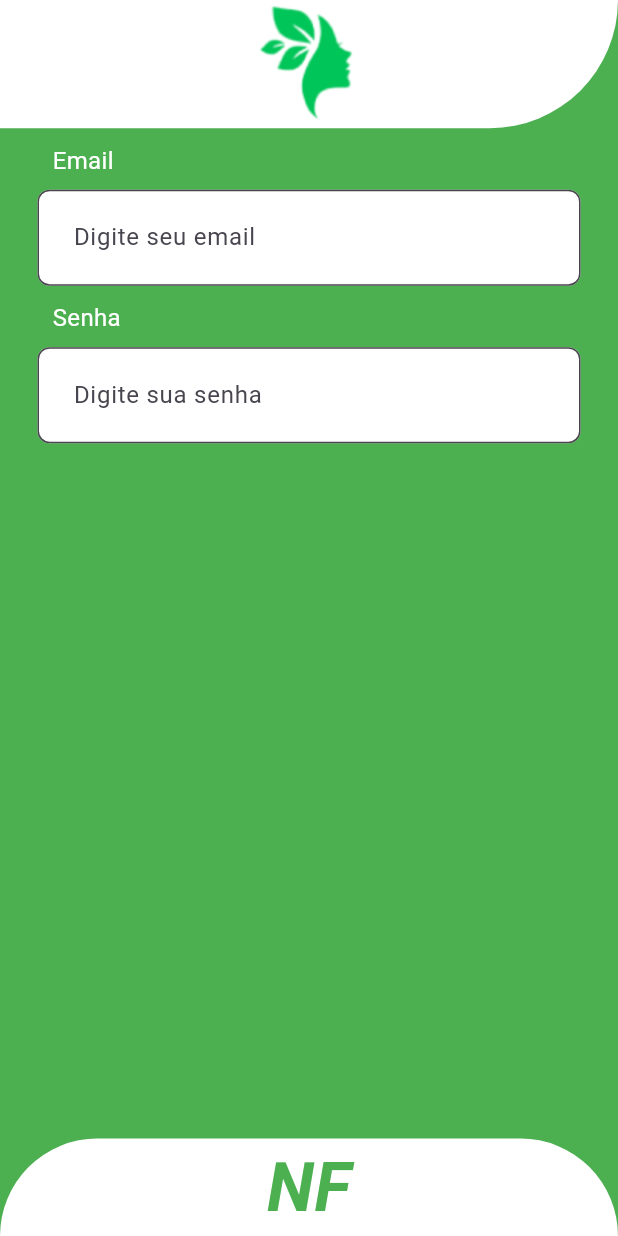
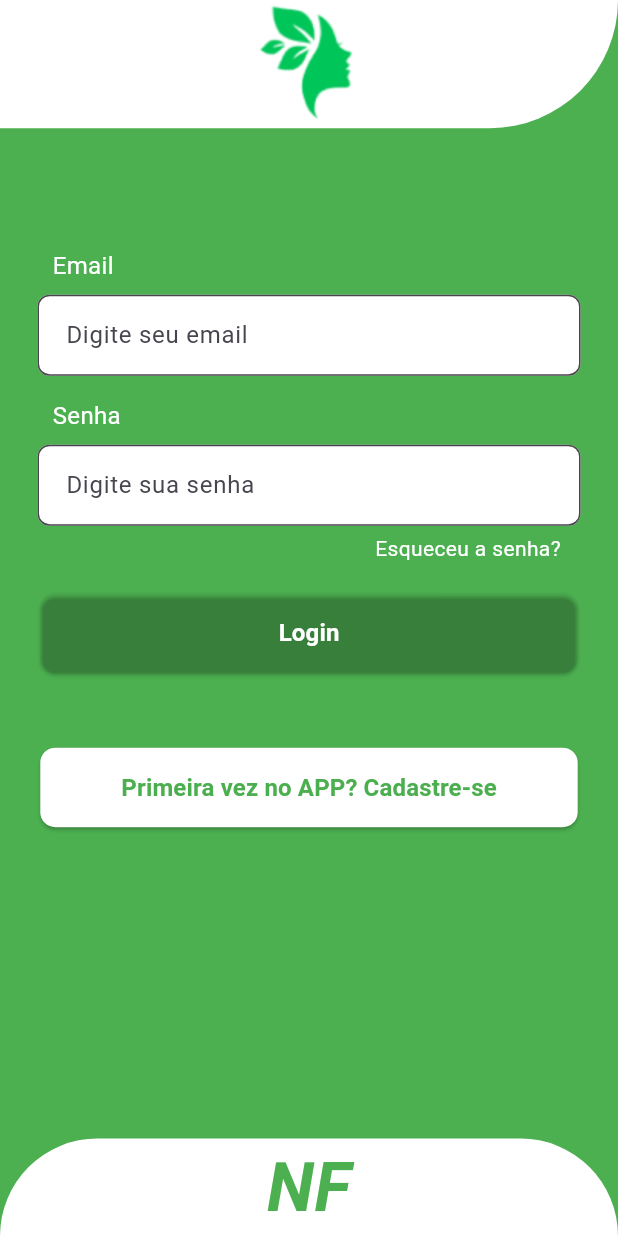
Before and after one commit to DaviOliverFront/Nutrifast, a Flutter app: the screen it shows after launch, on a phone screen of 412 x 824 dp. Run offline on Flutter 3.47's test engine with Material 3 defaults, Android fonts, the phone set to English and light mode, and no system bars.

Commit message:
tela de login

```diff
--- a/lib/pages/login_page.dart
+++ b/lib/pages/login_page.dart
@@ -1,4 +1,5 @@
 import 'package:flutter/material.dart';
+import 'package:nutrifast/widgets/botao.dart';
 import 'package:nutrifast/widgets/campo_texto.dart';
 
 class LoginPage extends StatelessWidget {
@@ -28,12 +29,36 @@ class LoginPage extends StatelessWidget {
                     ),
                   ),
                 ),
+                const SizedBox(height: 70),
                 const CampoDeTexto(
                     nomeCampoDeTexto: 'Email',
                     nomeEspacoReservado: 'Digite seu email'),
+                const SizedBox(height: 5),
                 const CampoDeTexto(
                     nomeCampoDeTexto: 'Senha',
                     nomeEspacoReservado: 'Digite sua senha'),
+                const SizedBox(height: 5),
+                const Row(
+                  children: [
+                    SizedBox(width: 250),
+                    Text(
+                      "Esqueceu a senha?",
+                      style: TextStyle(color: Colors.white),
+                    ),
+                  ],
+                ),
+                const SizedBox(height: 20),
+                const Botao(
+                  nomeDoBotao: "Login",
+                  cor: Colors.transparent,
+                  corDaFonte: Colors.white,
+                ),
+                const SizedBox(height: 50),
+                const Botao(
+                  nomeDoBotao: "Primeira vez no APP? Cadastre-se",
+                  cor: Colors.white,
+                  corDaFonte: Color.fromRGBO(76, 175, 79, 1),
+                )
               ],
             ),
             Container(
--- /dev/null
+++ b/lib/widgets/botao.dart
@@ -0,0 +1,40 @@
+import 'package:flutter/material.dart';
+
+class Botao extends StatelessWidget {
+  final String nomeDoBotao;
+  final Color cor;
+  final Color corDaFonte;
+
+  const Botao({
+    super.key,
+    required this.nomeDoBotao,
+    required this.cor,
+    required this.corDaFonte,
+  });
+
+  @override
+  Widget build(BuildContext context) {
+    Size size = MediaQuery.of(context).size;
+
+    return SizedBox(
+      width: size.width / 1.15,
+      child: ElevatedButton(
+        style: ButtonStyle(
+          backgroundColor: MaterialStatePropertyAll(cor),
+          padding: const MaterialStatePropertyAll(EdgeInsets.all(15)),
+          shape: MaterialStatePropertyAll(
+            RoundedRectangleBorder(
+              borderRadius: BorderRadius.circular(10),
+            ),
+          ),
+        ),
+        onPressed: () {},
+        child: Text(
+          nomeDoBotao,
+          style: TextStyle(
+              color: corDaFonte, fontSize: 16, fontWeight: FontWeight.w600),
+        ),
+      ),
+    );
+  }
+}
--- a/lib/widgets/campo_texto.dart
+++ b/lib/widgets/campo_texto.dart
@@ -39,7 +39,7 @@ class CampoDeTexto extends StatelessWidget {
                   borderSide: BorderSide(color: Colors.blueGrey)),
               fillColor: Colors.white,
               filled: true,
-              contentPadding: const EdgeInsets.all(20),
+              contentPadding: const EdgeInsets.all(15),
             ),
           ),
         ],
```
